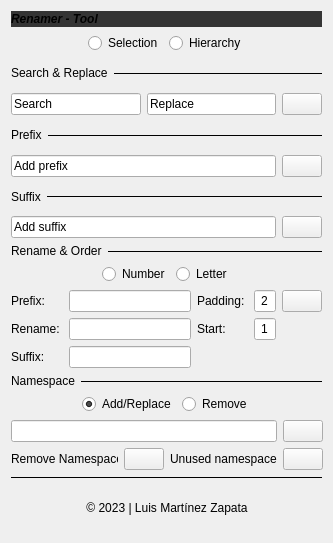
Above: scripts/rig/rigTools/gui/renamer_tool_2.0.ui from zapata0002/morphTools before the change. Below: the same form after it.
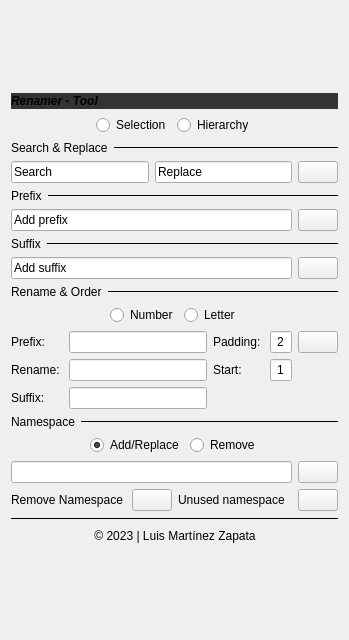
That is the form after the change.

Patch:
```diff
--- a/scripts/rig/rigTools/gui/renamer_tool_2.0.ui
+++ b/scripts/rig/rigTools/gui/renamer_tool_2.0.ui
@@ -6,8 +6,8 @@
    <rect>
     <x>0</x>
     <y>0</y>
-    <width>333</width>
-    <height>543</height>
+    <width>349</width>
+    <height>640</height>
    </rect>
   </property>
   <property name="sizePolicy">
@@ -18,14 +18,14 @@
   </property>
   <property name="minimumSize">
    <size>
-    <width>333</width>
-    <height>543</height>
+    <width>0</width>
+    <height>0</height>
    </size>
   </property>
   <property name="maximumSize">
    <size>
-    <width>333</width>
-    <height>543</height>
+    <width>16777215</width>
+    <height>16777215</height>
    </size>
   </property>
   <property name="windowTitle">
@@ -46,7 +46,7 @@
            <item>
             <widget class="QLabel" name="title_2">
              <property name="sizePolicy">
-              <sizepolicy hsizetype="Preferred" vsizetype="Preferred">
+              <sizepolicy hsizetype="Preferred" vsizetype="Fixed">
                <horstretch>0</horstretch>
                <verstretch>0</verstretch>
               </sizepolicy>
@@ -145,6 +145,12 @@
             <layout class="QHBoxLayout" name="horizontalLayout_7" stretch="1,10">
              <item>
               <widget class="QLabel" name="label">
+               <property name="sizePolicy">
+                <sizepolicy hsizetype="Preferred" vsizetype="Fixed">
+                 <horstretch>0</horstretch>
+                 <verstretch>0</verstretch>
+                </sizepolicy>
+               </property>
                <property name="text">
                 <string>Search &amp; Replace</string>
                </property>
@@ -156,7 +162,7 @@
                 <bool>true</bool>
                </property>
                <property name="sizePolicy">
-                <sizepolicy hsizetype="Preferred" vsizetype="Preferred">
+                <sizepolicy hsizetype="Preferred" vsizetype="Fixed">
                  <horstretch>0</horstretch>
                  <verstretch>0</verstretch>
                 </sizepolicy>
@@ -176,7 +182,7 @@
              <item row="0" column="0">
               <widget class="QLineEdit" name="in_replace">
                <property name="sizePolicy">
-                <sizepolicy hsizetype="Preferred" vsizetype="Preferred">
+                <sizepolicy hsizetype="Preferred" vsizetype="Fixed">
                  <horstretch>0</horstretch>
                  <verstretch>0</verstretch>
                 </sizepolicy>
@@ -222,7 +228,7 @@
              <item row="0" column="1">
               <widget class="QLineEdit" name="in_search">
                <property name="sizePolicy">
-                <sizepolicy hsizetype="Preferred" vsizetype="Preferred">
+                <sizepolicy hsizetype="Preferred" vsizetype="Fixed">
                  <horstretch>0</horstretch>
                  <verstretch>0</verstretch>
                 </sizepolicy>
@@ -255,6 +261,12 @@
             <layout class="QHBoxLayout" name="horizontalLayout_8" stretch="1,10">
              <item>
               <widget class="QLabel" name="label_2">
+               <property name="sizePolicy">
+                <sizepolicy hsizetype="Preferred" vsizetype="Fixed">
+                 <horstretch>0</horstretch>
+                 <verstretch>0</verstretch>
+                </sizepolicy>
+               </property>
                <property name="text">
                 <string>Prefix</string>
                </property>
@@ -266,7 +278,7 @@
                 <bool>true</bool>
                </property>
                <property name="sizePolicy">
-                <sizepolicy hsizetype="Preferred" vsizetype="Preferred">
+                <sizepolicy hsizetype="Preferred" vsizetype="Fixed">
                  <horstretch>0</horstretch>
                  <verstretch>0</verstretch>
                 </sizepolicy>
@@ -286,7 +298,7 @@
              <item row="0" column="0">
               <widget class="QLineEdit" name="in_prefix">
                <property name="sizePolicy">
-                <sizepolicy hsizetype="Preferred" vsizetype="Preferred">
+                <sizepolicy hsizetype="Preferred" vsizetype="Fixed">
                  <horstretch>0</horstretch>
                  <verstretch>0</verstretch>
                 </sizepolicy>
@@ -319,6 +331,12 @@
             <layout class="QHBoxLayout" name="horizontalLayout_9" stretch="1,10">
              <item>
               <widget class="QLabel" name="label_3">
+               <property name="sizePolicy">
+                <sizepolicy hsizetype="Preferred" vsizetype="Fixed">
+                 <horstretch>0</horstretch>
+                 <verstretch>0</verstretch>
+                </sizepolicy>
+               </property>
                <property name="text">
                 <string>Suffix</string>
                </property>
@@ -330,7 +348,7 @@
                 <bool>true</bool>
                </property>
                <property name="sizePolicy">
-                <sizepolicy hsizetype="Preferred" vsizetype="Preferred">
+                <sizepolicy hsizetype="Preferred" vsizetype="Fixed">
                  <horstretch>0</horstretch>
                  <verstretch>0</verstretch>
                 </sizepolicy>
@@ -363,7 +381,7 @@
              <item row="0" column="0">
               <widget class="QLineEdit" name="in_suffix">
                <property name="sizePolicy">
-                <sizepolicy hsizetype="Preferred" vsizetype="Preferred">
+                <sizepolicy hsizetype="Preferred" vsizetype="Fixed">
                  <horstretch>0</horstretch>
                  <verstretch>0</verstretch>
                 </sizepolicy>
@@ -383,6 +401,12 @@
             <layout class="QHBoxLayout" name="horizontalLayout_11" stretch="1,10">
              <item>
               <widget class="QLabel" name="label_5">
+               <property name="sizePolicy">
+                <sizepolicy hsizetype="Preferred" vsizetype="Fixed">
+                 <horstretch>0</horstretch>
+                 <verstretch>0</verstretch>
+                </sizepolicy>
+               </property>
                <property name="text">
                 <string>Rename &amp; Order</string>
                </property>
@@ -394,7 +418,7 @@
                 <bool>true</bool>
                </property>
                <property name="sizePolicy">
-                <sizepolicy hsizetype="Preferred" vsizetype="Preferred">
+                <sizepolicy hsizetype="Preferred" vsizetype="Fixed">
                  <horstretch>0</horstretch>
                  <verstretch>0</verstretch>
                 </sizepolicy>
@@ -498,7 +522,7 @@
                <item row="2" column="1">
                 <widget class="QLineEdit" name="in_orderPrefix">
                  <property name="sizePolicy">
-                  <sizepolicy hsizetype="Preferred" vsizetype="Preferred">
+                  <sizepolicy hsizetype="Preferred" vsizetype="Fixed">
                    <horstretch>0</horstretch>
                    <verstretch>0</verstretch>
                   </sizepolicy>
@@ -525,7 +549,7 @@
                <item row="4" column="1">
                 <widget class="QLineEdit" name="in_orderSuffix">
                  <property name="sizePolicy">
-                  <sizepolicy hsizetype="Preferred" vsizetype="Preferred">
+                  <sizepolicy hsizetype="Preferred" vsizetype="Fixed">
                    <horstretch>0</horstretch>
                    <verstretch>0</verstretch>
                   </sizepolicy>
@@ -538,7 +562,7 @@
                <item row="3" column="3">
                 <widget class="QLineEdit" name="in_orderStart">
                  <property name="sizePolicy">
-                  <sizepolicy hsizetype="Preferred" vsizetype="Preferred">
+                  <sizepolicy hsizetype="Preferred" vsizetype="Fixed">
                    <horstretch>0</horstretch>
                    <verstretch>0</verstretch>
                   </sizepolicy>
@@ -554,7 +578,7 @@
                <item row="2" column="3">
                 <widget class="QLineEdit" name="in_orderPadding">
                  <property name="sizePolicy">
-                  <sizepolicy hsizetype="Preferred" vsizetype="Preferred">
+                  <sizepolicy hsizetype="Preferred" vsizetype="Fixed">
                    <horstretch>0</horstretch>
                    <verstretch>0</verstretch>
                   </sizepolicy>
@@ -577,7 +601,7 @@
                <item row="3" column="1">
                 <widget class="QLineEdit" name="in_orderRename">
                  <property name="sizePolicy">
-                  <sizepolicy hsizetype="Preferred" vsizetype="Preferred">
+                  <sizepolicy hsizetype="Preferred" vsizetype="Fixed">
                    <horstretch>0</horstretch>
                    <verstretch>0</verstretch>
                   </sizepolicy>
@@ -606,6 +630,12 @@
             <layout class="QHBoxLayout" name="horizontalLayout_13" stretch="1,10">
              <item>
               <widget class="QLabel" name="label_7">
+               <property name="sizePolicy">
+                <sizepolicy hsizetype="Preferred" vsizetype="Fixed">
+                 <horstretch>0</horstretch>
+                 <verstretch>0</verstretch>
+                </sizepolicy>
+               </property>
                <property name="text">
                 <string>Namespace</string>
                </property>
@@ -617,7 +647,7 @@
                 <bool>true</bool>
                </property>
                <property name="sizePolicy">
-                <sizepolicy hsizetype="Preferred" vsizetype="Preferred">
+                <sizepolicy hsizetype="Preferred" vsizetype="Fixed">
                  <horstretch>0</horstretch>
                  <verstretch>0</verstretch>
                 </sizepolicy>
@@ -698,7 +728,7 @@
                <item row="2" column="3">
                 <widget class="QPushButton" name="btn_namespace">
                  <property name="sizePolicy">
-                  <sizepolicy hsizetype="Preferred" vsizetype="Preferred">
+                  <sizepolicy hsizetype="Preferred" vsizetype="Fixed">
                    <horstretch>0</horstretch>
                    <verstretch>0</verstretch>
                   </sizepolicy>
@@ -711,7 +741,7 @@
                <item row="3" column="1">
                 <widget class="QPushButton" name="btn_namespaceDelete">
                  <property name="sizePolicy">
-                  <sizepolicy hsizetype="Preferred" vsizetype="Preferred">
+                  <sizepolicy hsizetype="Preferred" vsizetype="Fixed">
                    <horstretch>0</horstretch>
                    <verstretch>0</verstretch>
                   </sizepolicy>
@@ -724,7 +754,7 @@
                <item row="3" column="3">
                 <widget class="QPushButton" name="btn_namespaceUnused">
                  <property name="sizePolicy">
-                  <sizepolicy hsizetype="Preferred" vsizetype="Preferred">
+                  <sizepolicy hsizetype="Preferred" vsizetype="Fixed">
                    <horstretch>0</horstretch>
                    <verstretch>0</verstretch>
                   </sizepolicy>
@@ -737,7 +767,7 @@
                <item row="2" column="0" colspan="3">
                 <widget class="QLineEdit" name="in_suffix_2">
                  <property name="sizePolicy">
-                  <sizepolicy hsizetype="Preferred" vsizetype="Preferred">
+                  <sizepolicy hsizetype="Preferred" vsizetype="Fixed">
                    <horstretch>0</horstretch>
                    <verstretch>0</verstretch>
                   </sizepolicy>
@@ -749,6 +779,12 @@
                </item>
                <item row="3" column="0">
                 <widget class="QLabel" name="lbl_orderRename_3">
+                 <property name="sizePolicy">
+                  <sizepolicy hsizetype="Preferred" vsizetype="Fixed">
+                   <horstretch>0</horstretch>
+                   <verstretch>0</verstretch>
+                  </sizepolicy>
+                 </property>
                  <property name="text">
                   <string>Remove Namespace</string>
                  </property>
@@ -756,6 +792,12 @@
                </item>
                <item row="3" column="2">
                 <widget class="QLabel" name="lbl_orderPadding_3">
+                 <property name="sizePolicy">
+                  <sizepolicy hsizetype="Preferred" vsizetype="Fixed">
+                   <horstretch>0</horstretch>
+                   <verstretch>0</verstretch>
+                  </sizepolicy>
+                 </property>
                  <property name="text">
                   <string>Unused namespace</string>
                  </property>
@@ -789,6 +831,12 @@
                <property name="enabled">
                 <bool>true</bool>
                </property>
+               <property name="sizePolicy">
+                <sizepolicy hsizetype="Preferred" vsizetype="Fixed">
+                 <horstretch>0</horstretch>
+                 <verstretch>0</verstretch>
+                </sizepolicy>
+               </property>
                <property name="font">
                 <font>
                  <italic>false</italic>
```
